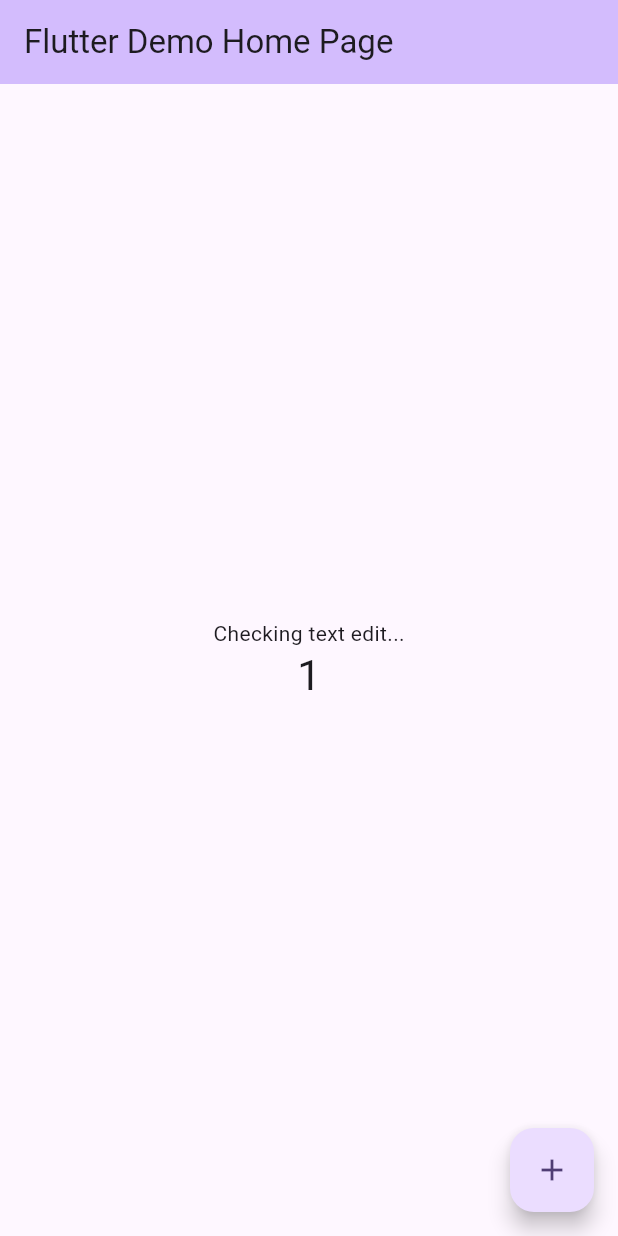
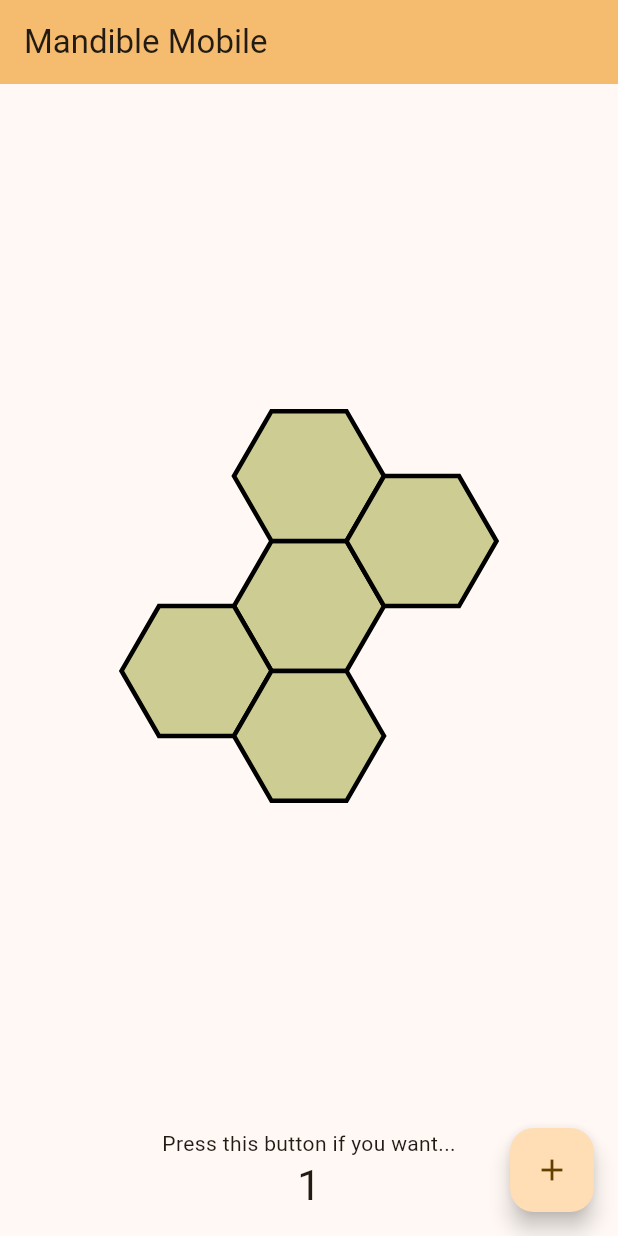
Before and after one commit to tom-corley/mandible_mobile, a Flutter app: the screen it shows after launch, after a tap on the "add" icon, on a phone screen of 412 x 824 dp. Run offline on Flutter 3.47's test engine with Material 3 defaults, Android fonts, the phone set to English and light mode, and no system bars.

Commit message:
basic hexagon setup.

```diff
--- a/lib/main.dart
+++ b/lib/main.dart
@@ -1,4 +1,5 @@
 import 'package:flutter/material.dart';
+import 'widgets/board.dart';
 
 void main() {
   runApp(const MyApp());
@@ -28,9 +29,11 @@ class MyApp extends StatelessWidget {
         //
         // This works for code too, not just values: Most code changes can be
         // tested with just a hot reload.
-        colorScheme: .fromSeed(seedColor: Colors.deepPurple),
+        colorScheme: .fromSeed(
+          seedColor: const Color.fromARGB(255, 237, 158, 21),
+        ),
       ),
-      home: const MyHomePage(title: 'Flutter Demo Home Page'),
+      home: const MyHomePage(title: 'Mandible Mobile'),
     );
   }
 }
@@ -85,32 +88,15 @@ class _MyHomePageState extends State<MyHomePage> {
         // the App.build method, and use it to set our appbar title.
         title: Text(widget.title),
       ),
-      body: Center(
-        // Center is a layout widget. It takes a single child and positions it
-        // in the middle of the parent.
-        child: Column(
-          // Column is also a layout widget. It takes a list of children and
-          // arranges them vertically. By default, it sizes itself to fit its
-          // children horizontally, and tries to be as tall as its parent.
-          //
-          // Column has various properties to control how it sizes itself and
-          // how it positions its children. Here we use mainAxisAlignment to
-          // center the children vertically; the main axis here is the vertical
-          // axis because Columns are vertical (the cross axis would be
-          // horizontal).
-          //
-          // TRY THIS: Invoke "debug painting" (choose the "Toggle Debug Paint"
-          // action in the IDE, or press "p" in the console), to see the
-          // wireframe for each widget.
-          mainAxisAlignment: .center,
-          children: [
-            const Text('Checking text edit...'),
-            Text(
-              '$_counter',
-              style: Theme.of(context).textTheme.headlineMedium,
-            ),
-          ],
-        ),
+      body: Column(
+        children: [
+          const Expanded(
+            child: Board(hexes: [(0, 0), (0, 1), (1, 0), (-1, 0), (0, -1)]),
+          ),
+          const Text('Press this button if you want...'),
+          Text('$_counter', style: Theme.of(context).textTheme.headlineMedium),
+          const SizedBox(height: 16),
+        ],
       ),
       floatingActionButton: FloatingActionButton(
         onPressed: _incrementCounter,
--- /dev/null
+++ b/lib/widgets/board.dart
@@ -0,0 +1,41 @@
+import 'dart:math' as math;
+import 'package:flutter/material.dart';
+import 'hexagon.dart';
+
+class Board extends StatelessWidget {
+  final List<(int, int)> hexes;
+  final double hexSize;
+
+  const Board({super.key, required this.hexes, this.hexSize = 50});
+
+  @override
+  Widget build(BuildContext context) {
+    return LayoutBuilder(
+      builder: (context, constraints) {
+        final origin = Offset(constraints.maxWidth / 2, constraints.maxHeight / 2);
+        return InteractiveViewer(
+          boundaryMargin: const EdgeInsets.all(double.infinity),
+          minScale: 0.1,
+          maxScale: 5.0,
+          child: SizedBox(
+            width: constraints.maxWidth,
+            height: constraints.maxHeight,
+            child: Stack(
+              children: [
+                for (final (q, r) in hexes)
+                  Builder(builder: (context) {
+                    final center = Hexagon.pixelCenter(q, r, hexSize) + origin;
+                    return Positioned(
+                      left: center.dx - hexSize,
+                      top: center.dy - hexSize * math.sqrt(3) / 2,
+                      child: Hexagon(q: q, r: r, size: hexSize),
+                    );
+                  }),
+              ],
+            ),
+          ),
+        );
+      },
+    );
+  }
+}
--- /dev/null
+++ b/lib/widgets/hexagon.dart
@@ -0,0 +1,67 @@
+// Dumb stateless widget that draws a hexagon at a given axial coordinate.
+
+import 'dart:math' as math;
+import 'package:flutter/material.dart';
+
+class Hexagon extends StatelessWidget {
+  final int q;
+  final int r;
+  final double size;
+  final Color color;
+
+  // constructor
+  const Hexagon({
+    super.key,
+    required this.q,
+    required this.r,
+    required this.size,
+    this.color = const Color.fromARGB(255, 205, 204, 146),
+  });
+
+  /// Pixel center of the hex at (q, r) relative to an arbitrary origin point.
+  /// Use this to position hexagons inside a Stack via Positioned or Transform.
+  static Offset pixelCenter(int q, int r, double size) => Offset(
+        size * 1.5 * q,
+        -size * (math.sqrt(3) / 2 * q + math.sqrt(3) * r),
+      );
+
+  // build widget (equivalent to render of a component in React)
+  @override
+  Widget build(BuildContext context) => CustomPaint(
+        painter: _HexPainter(size: size, color: color),
+        size: Size(size * 2, size * math.sqrt(3)),
+      );
+}
+
+class _HexPainter extends CustomPainter {
+  final double size;
+  final Color color;
+
+  const _HexPainter({required this.size, required this.color});
+
+  @override
+  void paint(Canvas canvas, Size canvasSize) {
+    final cx = canvasSize.width / 2;
+    final cy = canvasSize.height / 2;
+    final path = Path();
+    for (int i = 0; i < 6; i++) {
+      final angle = math.pi / 3 * i;
+      final x = cx + size * math.cos(angle);
+      final y = cy + size * math.sin(angle);
+      i == 0 ? path.moveTo(x, y) : path.lineTo(x, y);
+    }
+    path.close();
+    canvas.drawPath(path, Paint()..color = color);
+    canvas.drawPath(
+      path,
+      Paint()
+        ..color = Colors.black
+        ..style = PaintingStyle.stroke
+        ..strokeWidth = 3.0,
+    );
+  }
+
+  @override
+  bool shouldRepaint(_HexPainter old) =>
+      size != old.size || color != old.color;
+}
```
Also changed, not shown: 4 other files.
